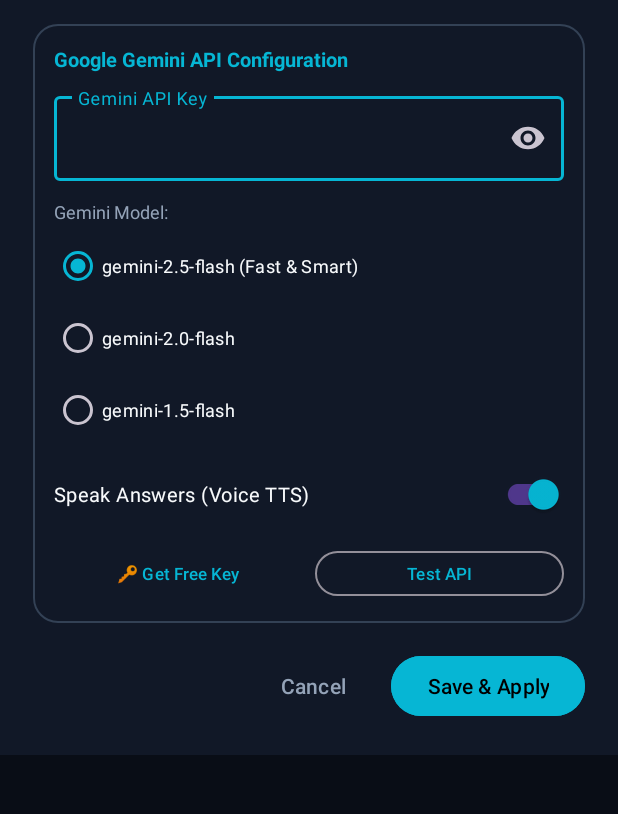
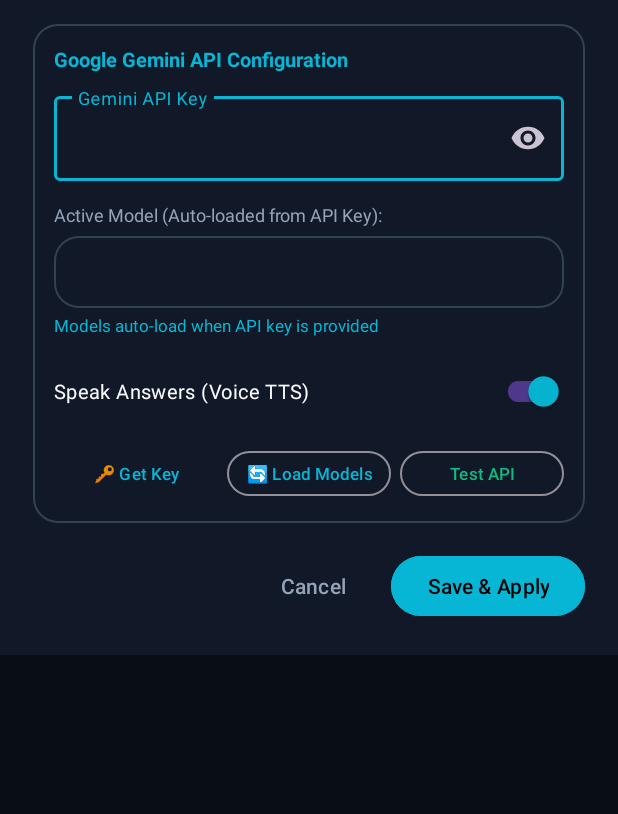
Before and after one commit to raufzen/OpenJarvis-Android, an Android app: the layout dialog_server_config.xml on its own in the app's theme, with its tools: preview values and no code run, on a phone screen of 412 x 824 dp, the part 285-1099 px from its top. Run offline under Robolectric (Android 15) with nearby library versions, the phone set to English and light mode, and no system bars.

Commit message:
Auto-load Gemini models dynamically from API key with gemini-3.8-flash default and auto-recovery

```diff
--- a/app/build.gradle.kts
+++ b/app/build.gradle.kts
@@ -11,8 +11,8 @@ android {
         applicationId = "com.raufzen.openjarvis"
         minSdk = 24
         targetSdk = 34
-        versionCode = 2
-        versionName = "1.1.0"
+        versionCode = 3
+        versionName = "1.2.0"
 
         testInstrumentationRunner = "androidx.test.runner.AndroidJUnitRunner"
     }
--- a/app/src/main/res/layout/dialog_server_config.xml
+++ b/app/src/main/res/layout/dialog_server_config.xml
@@ -89,52 +89,39 @@
                     android:textColor="@color/jarvis_text_primary" />
             </com.google.android.material.textfield.TextInputLayout>
 
+            <!-- Dynamic Model Selector -->
             <TextView
                 android:layout_width="wrap_content"
                 android:layout_height="wrap_content"
-                android:layout_marginTop="12dp"
-                android:text="Gemini Model:"
+                android:layout_marginTop="14dp"
+                android:text="Active Model (Auto-loaded from API Key):"
                 android:textColor="@color/jarvis_text_secondary"
                 android:textSize="12sp" />
 
-            <RadioGroup
-                android:id="@+id/rgGeminiModel"
+            <Spinner
+                android:id="@+id/spGeminiModel"
                 android:layout_width="match_parent"
+                android:layout_height="48dp"
+                android:layout_marginTop="6dp"
+                android:background="@drawable/bg_chip"
+                android:paddingHorizontal="10dp"
+                android:spinnerMode="dropdown" />
+
+            <TextView
+                android:id="@+id/tvModelCount"
+                android:layout_width="wrap_content"
                 android:layout_height="wrap_content"
-                android:layout_marginTop="4dp">
+                android:layout_marginTop="4dp"
+                android:text="Models auto-load when API key is provided"
+                android:textColor="@color/jarvis_primary"
+                android:textSize="11sp" />
 
-                <RadioButton
-                    android:id="@+id/rbModel25Flash"
-                    android:layout_width="wrap_content"
-                    android:layout_height="wrap_content"
-                    android:checked="true"
-                    android:text="gemini-2.5-flash (Fast &amp; Smart)"
-                    android:textColor="@color/jarvis_text_primary"
-                    android:textSize="12sp" />
-
-                <RadioButton
-                    android:id="@+id/rbModel20Flash"
-                    android:layout_width="wrap_content"
-                    android:layout_height="wrap_content"
-                    android:text="gemini-2.0-flash"
-                    android:textColor="@color/jarvis_text_primary"
-                    android:textSize="12sp" />
-
-                <RadioButton
-                    android:id="@+id/rbModel15Flash"
-                    android:layout_width="wrap_content"
-                    android:layout_height="wrap_content"
-                    android:text="gemini-1.5-flash"
-                    android:textColor="@color/jarvis_text_primary"
-                    android:textSize="12sp" />
-            </RadioGroup>
-
-            <!-- Voice TTS Checkbox / Switch -->
+            <!-- Voice TTS Switch -->
             <com.google.android.material.switchmaterial.SwitchMaterial
                 android:id="@+id/switchVoice"
                 android:layout_width="match_parent"
                 android:layout_height="wrap_content"
-                android:layout_marginTop="8dp"
+                android:layout_marginTop="12dp"
                 android:checked="true"
                 android:text="Speak Answers (Voice TTS)"
                 android:textColor="@color/jarvis_text_primary"
@@ -143,7 +130,7 @@
             <LinearLayout
                 android:layout_width="match_parent"
                 android:layout_height="wrap_content"
-                android:layout_marginTop="10dp"
+                android:layout_marginTop="12dp"
                 android:orientation="horizontal">
 
                 <com.google.android.material.button.MaterialButton
@@ -153,7 +140,19 @@
                     android:layout_height="38dp"
                     android:layout_weight="1"
                     android:padding="0dp"
-                    android:text="🔑 Get Free Key"
+                    android:text="🔑 Get Key"
+                    android:textColor="@color/jarvis_primary"
+                    android:textSize="11sp" />
+
+                <com.google.android.material.button.MaterialButton
+                    android:id="@+id/btnFetchModels"
+                    style="@style/Widget.Material3.Button.OutlinedButton"
+                    android:layout_width="0dp"
+                    android:layout_height="38dp"
+                    android:layout_marginStart="6dp"
+                    android:layout_weight="1"
+                    android:padding="0dp"
+                    android:text="🔄 Load Models"
                     android:textColor="@color/jarvis_primary"
                     android:textSize="11sp" />
 
@@ -162,11 +161,11 @@
                     style="@style/Widget.Material3.Button.OutlinedButton"
                     android:layout_width="0dp"
                     android:layout_height="38dp"
-                    android:layout_marginStart="8dp"
+                    android:layout_marginStart="6dp"
                     android:layout_weight="1"
                     android:padding="0dp"
                     android:text="Test API"
-                    android:textColor="@color/jarvis_primary"
+                    android:textColor="@color/jarvis_accent"
                     android:textSize="11sp" />
             </LinearLayout>
 
```
Also changed, not shown: app/src/main/java/com/raufzen/openjarvis/MainActivity.kt (+97 -18 lines), app/src/main/java/com/raufzen/openjarvis/NetworkUtils.kt (+62 -0 lines), app/src/main/java/com/raufzen/openjarvis/ServerConfig.kt (+18 -1 lines), 2 other files.
